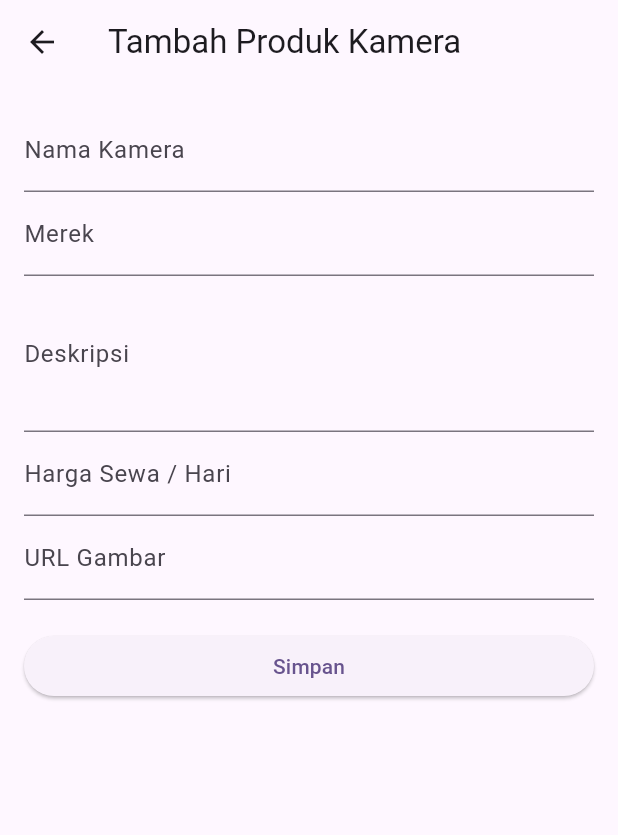
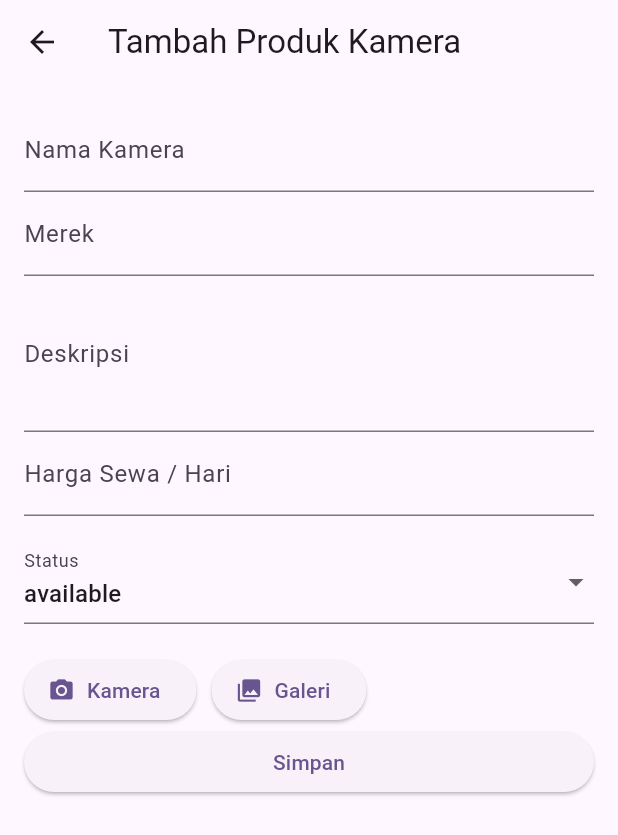
Before and after one commit to Muhammadalif1213/0075_camrent, a Flutter app: the AddProductScreen screen opened directly, on a phone screen of 412 x 824 dp. Shown: the top 835 px of the screen. Run offline on Flutter 3.47's test engine with Material 3 defaults, Android fonts, the phone set to English and light mode, and no system bars; our stand-ins replace bloc, dartz, dropdown_button2, flutter_bloc, flutter_secure_storage, image_picker; accounts and stored records are empty; statements that could not run were skipped.

Commit message:
menambah inputan status dan mengubah tipe data gambar di product.

```diff
--- a/lib/data/models/request/product/add_product_request_model.dart
+++ b/lib/data/models/request/product/add_product_request_model.dart
@@ -1,18 +1,21 @@
 import 'dart:convert';
+import 'dart:io';
 
 class AddProductRequestModel {
     final String? name;
     final String? brand;
     final String? description;
     final int? rentalPricePerDay;
-    final String? imageUrl;
+    final File? fotoCamera;
+    final String? status;
 
     AddProductRequestModel({
         this.name,
         this.brand,
         this.description,
         this.rentalPricePerDay,
-        this.imageUrl,
+        this.fotoCamera,
+        this.status,
     });
 
     factory AddProductRequestModel.fromJson(String str) => AddProductRequestModel.fromMap(json.decode(str));
@@ -24,7 +27,8 @@ class AddProductRequestModel {
         brand: json["brand"],
         description: json["description"],
         rentalPricePerDay: json["rental_price_per_day"],
-        imageUrl: json["image_url"],
+        fotoCamera: json["foto_camera"],
+        status: json["status"],
     );
 
     Map<String, dynamic> toMap() => {
@@ -32,6 +36,7 @@ class AddProductRequestModel {
         "brand": brand,
         "description": description,
         "rental_price_per_day": rentalPricePerDay,
-        "image_url": imageUrl,
+        "foto_camera": fotoCamera,
+        "status": status,
     };
 }
--- a/lib/data/models/response/product/add_product_response.dart
+++ b/lib/data/models/response/product/add_product_response.dart
@@ -21,24 +21,22 @@ class AddProductResponseModel {
 }
 
 class Data {
+  final int? id;
   final String? name;
   final String? brand;
   final String? description;
   final int? rentalPricePerDay;
-  final String? imageUrl;
-  final DateTime? updatedAt;
-  final DateTime? createdAt;
-  final int? id;
+  final String? status;
+  final dynamic fotoCameraBase64;
 
   Data({
+    this.id,
     this.name,
     this.brand,
     this.description,
     this.rentalPricePerDay,
-    this.imageUrl,
-    this.updatedAt,
-    this.createdAt,
-    this.id,
+    this.status,
+    this.fotoCameraBase64,
   });
 
   factory Data.fromJson(String str) => Data.fromMap(json.decode(str));
@@ -46,28 +44,24 @@ class Data {
   String toJson() => json.encode(toMap());
 
   factory Data.fromMap(Map<String, dynamic> json) => Data(
+    id: json["id"],
     name: json["name"],
     brand: json["brand"],
     description: json["description"],
-    rentalPricePerDay: json["rental_price_per_day"],
-    imageUrl: json["image_url"],
-    updatedAt: json["updated_at"] == null
-        ? null
-        : DateTime.parse(json["updated_at"]),
-    createdAt: json["created_at"] == null
-        ? null
-        : DateTime.parse(json["created_at"]),
-    id: json["id"],
+    rentalPricePerDay: json["rental_price_per_day"] is int
+        ? json["rental_price_per_day"]
+        : int.tryParse(json["rental_price_per_day"].toString()),
+    status: json["status"],
+    fotoCameraBase64: json["foto_camera_base64"],
   );
 
   Map<String, dynamic> toMap() => {
+    "id": id,
     "name": name,
     "brand": brand,
     "description": description,
     "rental_price_per_day": rentalPricePerDay,
-    "image_url": imageUrl,
-    "updated_at": updatedAt?.toIso8601String(),
-    "created_at": createdAt?.toIso8601String(),
-    "id": id,
+    "status": status,
+    "foto_camera_base64": fotoCameraBase64,
   };
 }
--- a/lib/data/presentation/product/product_state.dart
+++ b/lib/data/presentation/product/product_state.dart
@@ -8,7 +8,7 @@ final class ProductInitial extends ProductState {}
 class ProductLoading extends ProductState {}
 
 class ProductAdded extends ProductState {
-  final Data product;
+  final AddProductResponseModel product;
 
   ProductAdded({required this.product});
 }
--- a/lib/screens/add_product_screen.dart
+++ b/lib/screens/add_product_screen.dart
@@ -1,3 +1,6 @@
+import 'dart:io';
+import 'package:image_picker/image_picker.dart';
+
 import 'package:flutter/material.dart';
 import 'package:flutter_bloc/flutter_bloc.dart';
 import 'package:paml_camrent/data/models/request/product/add_product_request_model.dart';
@@ -17,7 +20,20 @@ class _AddProductScreenState extends State<AddProductScreen> {
   final TextEditingController _brandController = TextEditingController();
   final TextEditingController _descriptionController = TextEditingController();
   final TextEditingController _priceController = TextEditingController();
-  final TextEditingController _imageUrlController = TextEditingController();
+
+  File? _selectedImage;
+  String _selectedStatus = 'available';
+
+  Future<void> _pickImage(ImageSource source) async {
+    final picker = ImagePicker();
+    final pickedFile = await picker.pickImage(source: source, imageQuality: 75);
+
+    if (pickedFile != null) {
+      setState(() {
+        _selectedImage = File(pickedFile.path);
+      });
+    }
+  }
 
   void _submit() {
     if (_formKey.currentState!.validate()) {
@@ -26,7 +42,7 @@ class _AddProductScreenState extends State<AddProductScreen> {
         brand: _brandController.text,
         description: _descriptionController.text,
         rentalPricePerDay: int.tryParse(_priceController.text),
-        imageUrl: _imageUrlController.text,
+        status: _selectedStatus,
       );
 
       context.read<ProductBloc>().add(AddProductEvent(requestModel: model));
@@ -45,9 +61,9 @@ class _AddProductScreenState extends State<AddProductScreen> {
             );
             Navigator.pop(context); // kembali ke halaman sebelumnya
           } else if (state is ProductError) {
-            ScaffoldMessenger.of(context).showSnackBar(
-              SnackBar(content: Text('Gagal: ${state.message}')),
-            );
+            ScaffoldMessenger.of(
+              context,
+            ).showSnackBar(SnackBar(content: Text('Gagal: ${state.message}')));
           }
         },
         builder: (context, state) {
@@ -79,16 +95,50 @@ class _AddProductScreenState extends State<AddProductScreen> {
                   ),
                   TextFormField(
                     controller: _priceController,
-                    decoration: const InputDecoration(labelText: 'Harga Sewa / Hari'),
+                    decoration: const InputDecoration(
+                      labelText: 'Harga Sewa / Hari',
+                    ),
                     keyboardType: TextInputType.number,
                     validator: (value) => value!.isEmpty ? 'Wajib diisi' : null,
                   ),
-                  TextFormField(
-                    controller: _imageUrlController,
-                    decoration: const InputDecoration(labelText: 'URL Gambar'),
-                    validator: (value) => value!.isEmpty ? 'Wajib diisi' : null,
+                  const SizedBox(height: 16),
+                  DropdownButtonFormField<String>(
+                    value: _selectedStatus,
+                    items: ['available', 'rented', 'maintenance']
+                        .map(
+                          (status) => DropdownMenuItem(
+                            value: status,
+                            child: Text(status),
+                          ),
+                        )
+                        .toList(),
+                    onChanged: (value) {
+                      setState(() {
+                        _selectedStatus = value!;
+                      });
+                    },
+                    decoration: const InputDecoration(labelText: 'Status'),
                   ),
                   const SizedBox(height: 20),
+                  if (_selectedImage != null)
+                    Image.file(_selectedImage!, height: 150),
+
+                  Row(
+                    children: [
+                      ElevatedButton.icon(
+                        onPressed: () => _pickImage(ImageSource.camera),
+                        icon: Icon(Icons.camera_alt),
+                        label: Text('Kamera'),
+                      ),
+                      const SizedBox(width: 10),
+                      ElevatedButton.icon(
+                        onPressed: () => _pickImage(ImageSource.gallery),
+                        icon: Icon(Icons.photo_library),
+                        label: Text('Galeri'),
+                      ),
+                    ],
+                  ),
+
                   ElevatedButton(
                     onPressed: _submit,
                     child: const Text('Simpan'),
--- a/pubspec.yaml
+++ b/pubspec.yaml
@@ -40,6 +40,12 @@ dependencies:
   flutter_secure_storage: ^9.2.4
   dartz: ^0.10.1
   flutter_bloc: ^9.1.1
+  path: ^1.9.1
+  path_provider: ^2.1.5
+  image_picker: ^1.1.2
+  camera: ^0.11.1
+  video_player: ^2.9.5
+  permission_handler: ^12.0.0+1
 
 dev_dependencies:
   flutter_test:
```
Also changed, not shown: lib/data/presentation/product/product_bloc.dart (+4 -6 lines), lib/repository/product_repository.dart (+20 -14 lines), pubspec.lock, 5 other files.
